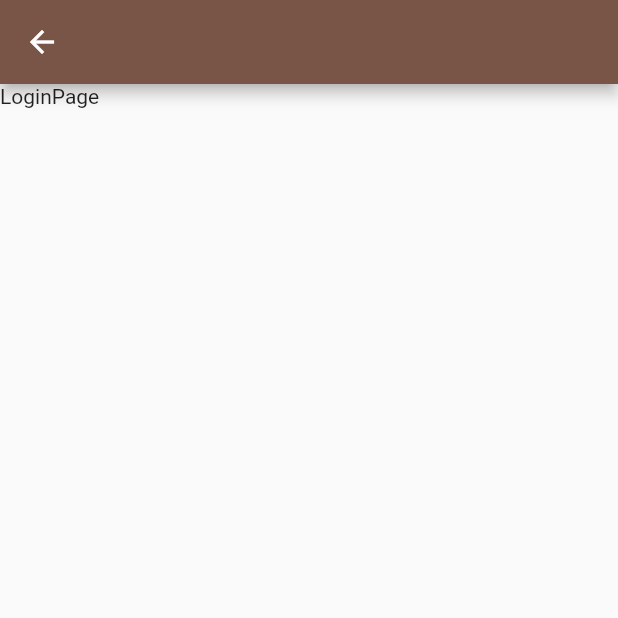
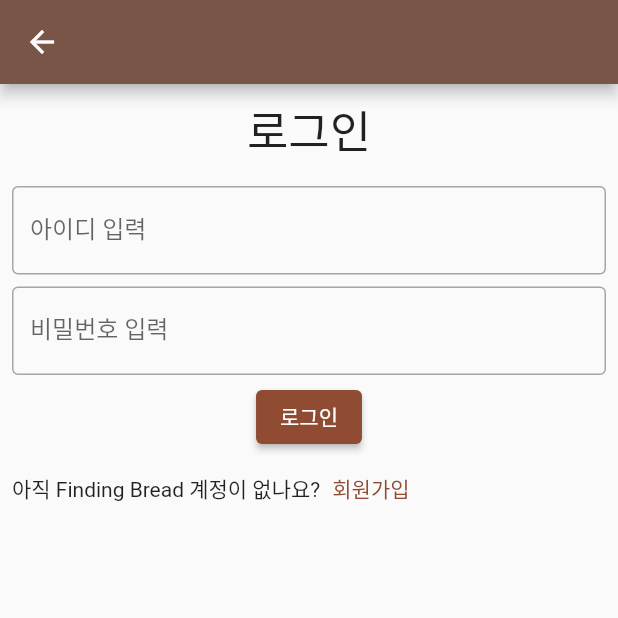
Before and after one commit to zepetto7065/finding-bread-app, a Flutter app: the LoginPage screen opened directly, on a phone screen of 412 x 824 dp, the top half of it. Run offline on Flutter 3.47's test engine with Material 2 defaults, Android fonts, the phone set to English and light mode, and no system bars; our stand-ins replace google_fonts, shared_preferences; accounts and stored records are empty; Roboto replaces fonts that are missing (Jua).

Commit message:
#14-로그인 구성

```diff
--- a/lib/login_page.dart
+++ b/lib/login_page.dart
@@ -1,4 +1,10 @@
+import 'dart:convert';
+
+import 'package:finding_bread_app/sign_up_page.dart';
 import 'package:flutter/material.dart';
+import 'package:http/http.dart' as http;
+import 'package:shared_preferences/shared_preferences.dart';
+
 
 class LoginPage extends StatefulWidget {
 
@@ -7,13 +13,96 @@ class LoginPage extends StatefulWidget {
 }
 
 class _LoginPageState extends State<LoginPage> {
+  TextEditingController email = TextEditingController();
+  TextEditingController password = TextEditingController();
+
   @override
   Widget build(BuildContext context) {
     return Scaffold(
       appBar: AppBar(
         backgroundColor: Colors.brown,
       ),
-      body: Text('LoginPage'),
+      body: _buildBody(),
     );
   }
+
+  Widget _buildBody(){
+    return Center(
+        child: Padding(
+          padding: const EdgeInsets.all(8.0),
+          child: Container(
+            child: Column(
+              children: [
+                Text('로그인',
+                  style: TextStyle(
+                    fontSize: 30.0
+                  ),
+                ),
+                Padding(padding: EdgeInsets.all(8.0)),
+                TextField(
+                  controller: email,
+                  decoration: InputDecoration(
+                      border: OutlineInputBorder(),
+                      labelText: '아이디 입력'
+                  ),
+                ),
+                Padding(padding: EdgeInsets.all(4.0)),
+                TextField(
+                  controller: password,
+                  decoration: InputDecoration(
+                      border: OutlineInputBorder(),
+                      labelText: '비밀번호 입력'
+                  ),
+                ),
+                Padding(padding: EdgeInsets.all(2.0)),
+                ElevatedButton(
+                  onPressed: () async {
+                    setToken();
+                    final prefs = await SharedPreferences.getInstance();
+                    final appToken = prefs.getString('token') ?? '';
+                    if(appToken != null){
+                      Navigator.pop(context, appToken);
+                    }
+                  },
+                  child: Text('로그인'),
+                ),
+                Row(
+                  children: [
+                    Text('아직 Finding Bread 계정이 없나요?'),
+                    TextButton(
+                        onPressed: (){
+                          Navigator.push(
+                              context,
+                              MaterialPageRoute(
+                                  builder: (context) => SignUpPage()));
+                        },
+                        child: Text('회원가입'))
+                  ],
+                )
+              ],
+            ),
+          ),
+        )
+    );
+  }
+
+  setToken() async {
+    String url = 'http://zepetto.synology.me:9090/api/login';
+
+    http.Response response = await http.post(Uri.parse(url),
+      headers: <String, String> {
+        'Content-Type': 'application/json',
+        'Accept' : 'application/json'
+      },
+      body:  jsonEncode({
+        'email' : email.text,
+        'password' : password.text,
+      }),
+    );
+
+    var _text = utf8.decode(response.bodyBytes);
+
+    final SharedPreferences prefs = await SharedPreferences.getInstance();
+    prefs.setString('token',jsonDecode(_text)['token']);
+  }
 }
--- a/lib/shop_list_page.dart
+++ b/lib/shop_list_page.dart
@@ -58,6 +58,7 @@ class _ShopListPageState extends State<ShopListPage> {
     return AppBar(
       title: Text(widget.data),
       backgroundColor: Colors.brown,
+
     );
   }
 
--- a/pubspec.yaml
+++ b/pubspec.yaml
@@ -31,6 +31,7 @@ dependencies:
     sdk: flutter
   http: ^0.13.5
   google_fonts: ^3.0.1
+  shared_preferences: ^2.0.15
 
 
 
```
Also changed, not shown: lib/review_write_page.dart (+30 -4 lines), lib/root_page.dart (+7 -0 lines), lib/shop_detail_page.dart (+16 -8 lines), lib/sign_up_page.dart (added, +200 -0 lines), pubspec.lock, 2 other files.
